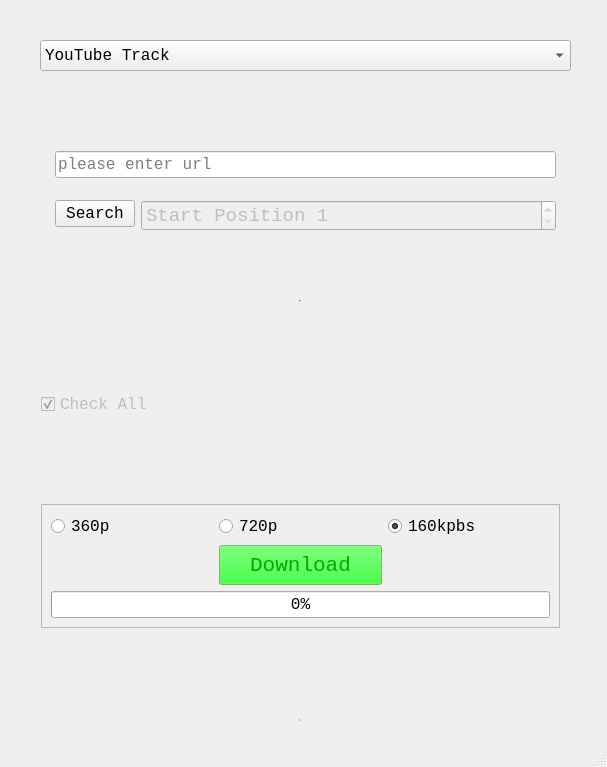
First picture: the form in secEdition.ui, repository nagy-nabil/zamnaapp, before the edit.
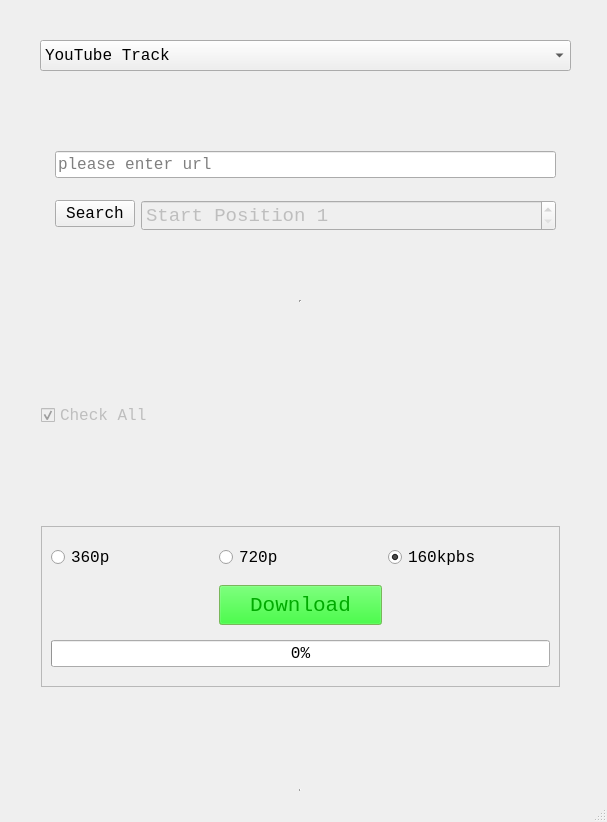
Second picture: the form after the edit. Icons and pictures are not drawn.

Commit message: searching and downloading with threading and some UI changes , spotify choices now working ((keep in my mind no errors check for now))

The edit to the form file:
```diff
--- a/secEdition.ui
+++ b/secEdition.ui
@@ -10,7 +10,7 @@
     <x>0</x>
     <y>0</y>
     <width>607</width>
-    <height>767</height>
+    <height>822</height>
    </rect>
   </property>
   <property name="sizePolicy">
@@ -142,7 +142,7 @@
       <x>30</x>
       <y>300</y>
       <width>541</width>
-      <height>421</height>
+      <height>491</height>
      </rect>
     </property>
     <property name="minimumSize">
@@ -151,6 +151,12 @@
       <height>50</height>
      </size>
     </property>
+    <property name="maximumSize">
+     <size>
+      <width>16777215</width>
+      <height>16777215</height>
+     </size>
+    </property>
     <property name="frameShape">
      <enum>QFrame::VLine</enum>
     </property>
@@ -163,7 +169,7 @@
        <x>0</x>
        <y>0</y>
        <width>537</width>
-       <height>417</height>
+       <height>487</height>
       </rect>
      </property>
      <layout class="QVBoxLayout" name="verticalLayout">
@@ -206,7 +212,7 @@
         <property name="minimumSize">
          <size>
           <width>0</width>
-          <height>60</height>
+          <height>161</height>
          </size>
         </property>
         <property name="layoutDirection">
```
Left out of the diff: 32 changed lines with no effect on the pictures. The commit also changes 4 other files.
